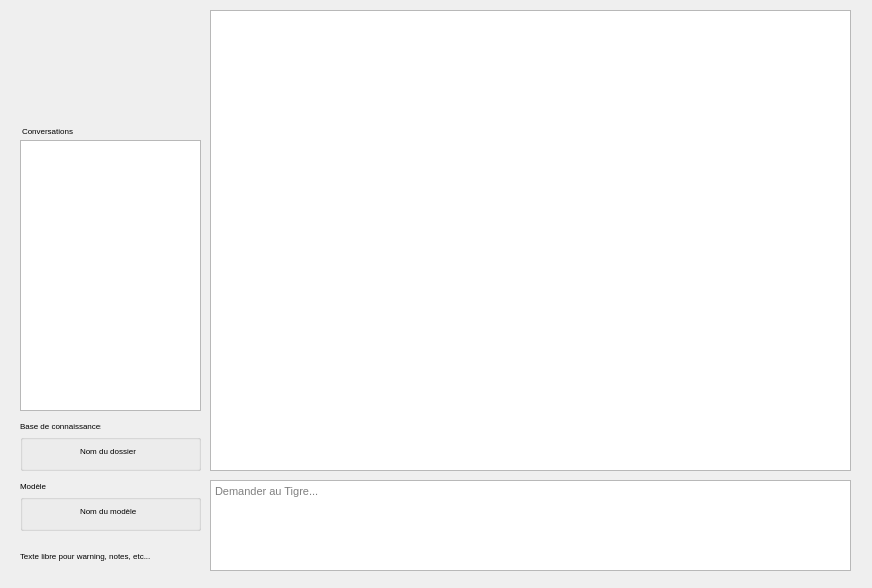
Above: orangecontrib/HLIT_dev/widgets/designer/ChatbotTigerODM.ui from TigerODM/TigerODM before the change. Below: the same form after it.
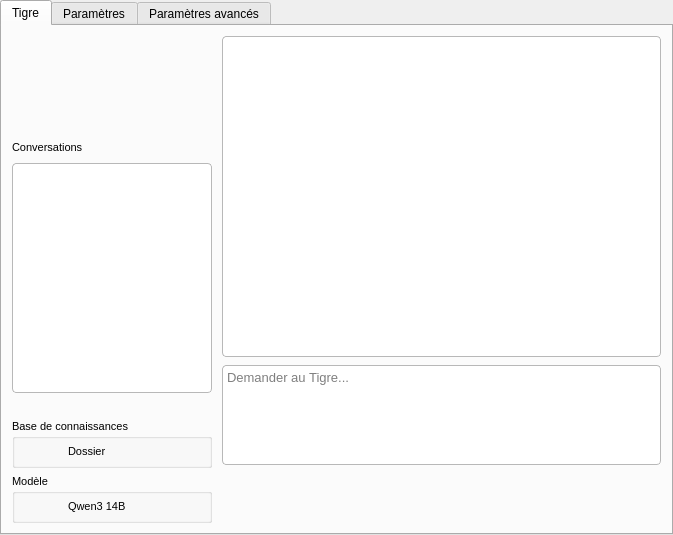
That is the form after the change. Icons and pictures are not drawn. Custom widgets are drawn as their Qt base class.

Patch:
```diff
--- a/orangecontrib/HLIT_dev/widgets/designer/ChatbotTigerODM.ui
+++ b/orangecontrib/HLIT_dev/widgets/designer/ChatbotTigerODM.ui
@@ -6,8 +6,8 @@
    <rect>
     <x>0</x>
     <y>0</y>
-    <width>872</width>
-    <height>588</height>
+    <width>673</width>
+    <height>535</height>
    </rect>
   </property>
   <property name="windowTitle">
@@ -22,180 +22,95 @@
     padding: 4px;
 }</string>
   </property>
-  <widget class="QTextEdit" name="textEdit_request">
-   <property name="geometry">
-    <rect>
-     <x>210</x>
-     <y>480</y>
-     <width>641</width>
-     <height>91</height>
-    </rect>
+  <layout class="QVBoxLayout" name="verticalLayout_Form">
+   <property name="spacing">
+    <number>0</number>
    </property>
-   <property name="font">
-    <font>
-     <family>Arial</family>
-     <pointsize>8</pointsize>
-    </font>
+   <property name="leftMargin">
+    <number>0</number>
    </property>
-   <property name="placeholderText">
-    <string>Demander au Tigre...</string>
+   <property name="topMargin">
+    <number>0</number>
    </property>
-  </widget>
-  <widget class="QPushButton" name="btn_send">
-   <property name="geometry">
-    <rect>
-     <x>810</x>
-     <y>540</y>
-     <width>41</width>
-     <height>31</height>
-    </rect>
+   <property name="rightMargin">
+    <number>0</number>
    </property>
-   <property name="font">
-    <font>
-     <family>Arial</family>
-     <pointsize>10</pointsize>
-    </font>
+   <property name="bottomMargin">
+    <number>0</number>
    </property>
-   <property name="styleSheet">
-    <string notr="true">border: none; background: transparent;</string>
-   </property>
-   <property name="text">
-    <string/>
-   </property>
-   <property name="icon">
-    <iconset>
-     <normaloff>Images/paperplane.png</normaloff>Images/paperplane.png</iconset>
-   </property>
-   <property name="iconSize">
+   <item>
+    <widget class="QTabWidget" name="tabWidget">
+     <property name="minimumSize">
     <size>
-     <width>30</width>
-     <height>30</height>
-    </size>
-   </property>
-   <property name="shortcut">
-    <string>Return</string>
-   </property>
-  </widget>
-  <widget class="QListWidget" name="list_conversations">
-   <property name="geometry">
-    <rect>
-     <x>20</x>
-     <y>140</y>
-     <width>181</width>
-     <height>271</height>
-    </rect>
-   </property>
-  </widget>
-  <widget class="QPushButton" name="btn_newConv">
-   <property name="geometry">
-    <rect>
-     <x>170</x>
-     <y>117</y>
-     <width>31</width>
-     <height>21</height>
-    </rect>
-   </property>
-   <property name="font">
-    <font>
-     <family>Arial</family>
-     <pointsize>10</pointsize>
-    </font>
-   </property>
+       <width>600</width>
+       <height>400</height>
+      </size>
+     </property>
    <property name="styleSheet">
-    <string notr="true">background: transparent;</string>
-   </property>
-   <property name="text">
-    <string/>
-   </property>
-   <property name="icon">
-    <iconset>
-     <normaloff>Images/new.png</normaloff>Images/new.png</iconset>
-   </property>
-   <property name="iconSize">
-    <size>
-     <width>16</width>
-     <height>16</height>
-    </size>
-   </property>
-  </widget>
-  <widget class="QPushButton" name="btn_delConv">
-   <property name="geometry">
-    <rect>
-     <x>140</x>
-     <y>117</y>
-     <width>31</width>
-     <height>21</height>
-    </rect>
-   </property>
-   <property name="font">
-    <font>
-     <family>Arial</family>
-     <pointsize>10</pointsize>
-    </font>
-   </property>
-   <property name="styleSheet">
-    <string notr="true">background: transparent;</string>
-   </property>
-   <property name="text">
-    <string/>
-   </property>
-   <property name="icon">
-    <iconset>
-     <normaloff>Images/delete.png</normaloff>Images/delete.png</iconset>
-   </property>
-   <property name="iconSize">
-    <size>
-     <width>16</width>
-     <height>16</height>
-    </size>
-   </property>
-  </widget>
-  <widget class="QLabel" name="label_conversation">
-   <property name="geometry">
-    <rect>
-     <x>22</x>
-     <y>120</y>
-     <width>121</width>
-     <height>21</height>
-    </rect>
-   </property>
-   <property name="font">
-    <font>
-     <family>Arial</family>
-     <pointsize>6</pointsize>
-    </font>
-   </property>
-   <property name="text">
-    <string>Conversations</string>
-   </property>
-  </widget>
-  <widget class="QLabel" name="label_freeText">
-   <property name="geometry">
-    <rect>
-     <x>20</x>
-     <y>540</y>
-     <width>131</width>
-     <height>31</height>
-    </rect>
-   </property>
-   <property name="font">
-    <font>
-     <family>Arial</family>
-     <pointsize>6</pointsize>
-    </font>
-   </property>
-   <property name="text">
-    <string>Texte libre pour warning, notes, etc...</string>
-   </property>
-  </widget>
+      <string notr="true">background: none</string>
+     </property>
+     <property name="currentIndex">
+      <number>0</number>
+     </property>
+     <widget class="QWidget" name="tab">
+      <attribute name="title">
+       <string>Tigre</string>
+      </attribute>
+      <layout class="QHBoxLayout" name="horizontalLayout_tab1">
+       <property name="spacing">
+        <number>10</number>
+       </property>
+       <property name="leftMargin">
+        <number>10</number>
+       </property>
+       <property name="topMargin">
+        <number>10</number>
+       </property>
+       <property name="rightMargin">
+        <number>10</number>
+       </property>
+       <property name="bottomMargin">
+        <number>10</number>
+       </property>
+       <item>
+        <layout class="QVBoxLayout" name="verticalLayout_sidebar" stretch="0,0,0,0,0,0">
+         <property name="spacing">
+          <number>6</number>
+         </property>
+         <property name="sizeConstraint">
+          <enum>QLayout::SetFixedSize</enum>
+         </property>
+         <property name="leftMargin">
+          <number>0</number>
+         </property>
+         <property name="topMargin">
+          <number>0</number>
+         </property>
+         <property name="rightMargin">
+          <number>0</number>
+         </property>
+         <property name="bottomMargin">
+          <number>0</number>
+         </property>
+         <item alignment="Qt::AlignHCenter">
   <widget class="QLabel" name="label_tigerODM">
-   <property name="geometry">
-    <rect>
-     <x>60</x>
-     <y>20</y>
-     <width>91</width>
-     <height>91</height>
-    </rect>
+           <property name="sizePolicy">
+            <sizepolicy hsizetype="Minimum" vsizetype="Minimum">
+             <horstretch>0</horstretch>
+             <verstretch>0</verstretch>
+            </sizepolicy>
+           </property>
+           <property name="minimumSize">
+            <size>
+             <width>0</width>
+             <height>95</height>
+            </size>
+           </property>
+           <property name="maximumSize">
+            <size>
+             <width>100</width>
+             <height>100</height>
+            </size>
    </property>
    <property name="text">
     <string/>
@@ -206,34 +121,86 @@
    <property name="scaledContents">
     <bool>true</bool>
    </property>
-  </widget>
-  <widget class="QGroupBox" name="groupBox_3">
-   <property name="geometry">
-    <rect>
-     <x>20</x>
-     <y>480</y>
-     <width>181</width>
-     <height>51</height>
-    </rect>
-   </property>
+           <property name="alignment">
+            <set>Qt::AlignCenter</set>
+           </property>
+           <property name="wordWrap">
+            <bool>false</bool>
+           </property>
+           <property name="margin">
+            <number>0</number>
+           </property>
+           <property name="indent">
+            <number>0</number>
+           </property>
+          </widget>
+         </item>
+         <item>
+          <layout class="QHBoxLayout" name="horizontalLayout_convHeader">
+           <property name="spacing">
+            <number>6</number>
+           </property>
+           <property name="leftMargin">
+            <number>0</number>
+           </property>
+           <property name="topMargin">
+            <number>0</number>
+           </property>
+           <property name="rightMargin">
+            <number>0</number>
+           </property>
+           <property name="bottomMargin">
+            <number>0</number>
+           </property>
+           <item>
+            <widget class="QLabel" name="label_conversation">
+             <property name="sizePolicy">
+              <sizepolicy hsizetype="Fixed" vsizetype="Fixed">
+               <horstretch>0</horstretch>
+               <verstretch>0</verstretch>
+              </sizepolicy>
+             </property>
+             <property name="maximumSize">
+              <size>
+               <width>130</width>
+               <height>20</height>
+              </size>
+             </property>
    <property name="font">
     <font>
      <family>Arial</family>
-     <pointsize>6</pointsize>
-    </font>
-   </property>
-   <property name="title">
-    <string>Modèle</string>
-   </property>
-   <widget class="QPushButton" name="btn_model">
-    <property name="geometry">
-     <rect>
-      <x>10</x>
-      <y>20</y>
-      <width>31</width>
-      <height>21</height>
-     </rect>
-    </property>
+               <pointsize>8</pointsize>
+              </font>
+             </property>
+             <property name="text">
+              <string>Conversations</string>
+             </property>
+            </widget>
+           </item>
+           <item>
+            <spacer name="horizontalSpacer_convHeader">
+             <property name="orientation">
+              <enum>Qt::Horizontal</enum>
+             </property>
+             <property name="sizeType">
+              <enum>QSizePolicy::Fixed</enum>
+             </property>
+             <property name="sizeHint" stdset="0">
+              <size>
+               <width>40</width>
+               <height>20</height>
+              </size>
+             </property>
+            </spacer>
+           </item>
+           <item>
+            <widget class="QPushButton" name="btn_delConv">
+             <property name="maximumSize">
+              <size>
+               <width>20</width>
+               <height>20</height>
+              </size>
+             </property>
     <property name="font">
      <font>
       <family>Arial</family>
@@ -252,57 +219,126 @@
     </property>
     <property name="iconSize">
      <size>
+               <width>16</width>
+               <height>16</height>
+              </size>
+             </property>
+            </widget>
+           </item>
+           <item>
+            <widget class="QPushButton" name="btn_newConv">
+             <property name="maximumSize">
+              <size>
       <width>20</width>
       <height>20</height>
      </size>
     </property>
-   </widget>
-   <widget class="QLabel" name="label_model">
-    <property name="geometry">
-     <rect>
-      <x>60</x>
-      <y>20</y>
-      <width>101</width>
-      <height>21</height>
-     </rect>
-    </property>
     <property name="font">
      <font>
       <family>Arial</family>
-      <pointsize>6</pointsize>
-     </font>
-    </property>
+               <pointsize>10</pointsize>
+              </font>
+             </property>
+             <property name="styleSheet">
+              <string notr="true">background: transparent;</string>
+             </property>
     <property name="text">
-     <string>Nom du modèle</string>
-    </property>
-   </widget>
-  </widget>
+              <string/>
+             </property>
+             <property name="icon">
+              <iconset>
+               <normaloff>Images/new.png</normaloff>Images/new.png</iconset>
+             </property>
+             <property name="iconSize">
+              <size>
+               <width>16</width>
+               <height>16</height>
+              </size>
+             </property>
+            </widget>
+           </item>
+          </layout>
+         </item>
+         <item>
+          <widget class="QListWidget" name="list_conversations">
+           <property name="sizePolicy">
+            <sizepolicy hsizetype="Preferred" vsizetype="Expanding">
+             <horstretch>0</horstretch>
+             <verstretch>1</verstretch>
+            </sizepolicy>
+           </property>
+           <property name="maximumSize">
+            <size>
+             <width>200</width>
+             <height>16777215</height>
+            </size>
+           </property>
+           <property name="font">
+            <font>
+             <pointsize>8</pointsize>
+            </font>
+           </property>
+           <property name="styleSheet">
+            <string notr="true">background-color: palette(Base);
+color: palette(Text);
+border: 1px solid palette(Mid);
+border-radius: 4px;</string>
+           </property>
+          </widget>
+         </item>
+         <item>
+          <spacer name="verticalSpacer_sidebar">
+           <property name="orientation">
+            <enum>Qt::Vertical</enum>
+           </property>
+           <property name="sizeHint" stdset="0">
+            <size>
+             <width>20</width>
+             <height>20</height>
+            </size>
+           </property>
+          </spacer>
+         </item>
+         <item>
   <widget class="QGroupBox" name="groupBox_2">
-   <property name="geometry">
-    <rect>
-     <x>20</x>
-     <y>420</y>
-     <width>181</width>
-     <height>51</height>
-    </rect>
+           <property name="maximumSize">
+            <size>
+             <width>200</width>
+             <height>16777215</height>
+            </size>
    </property>
    <property name="font">
     <font>
      <family>Arial</family>
-     <pointsize>6</pointsize>
+             <pointsize>8</pointsize>
     </font>
    </property>
    <property name="title">
     <string>Base de connaissances</string>
    </property>
+           <layout class="QHBoxLayout" name="horizontalLayout_groupBox2">
+            <property name="spacing">
+             <number>8</number>
+            </property>
+            <property name="leftMargin">
+             <number>10</number>
+            </property>
+            <property name="topMargin">
+             <number>6</number>
+            </property>
+            <property name="rightMargin">
+             <number>10</number>
+            </property>
+            <property name="bottomMargin">
+             <number>6</number>
+            </property>
+            <item>
    <widget class="QPushButton" name="btn_folder">
-    <property name="geometry">
-     <rect>
-      <x>10</x>
-      <y>20</y>
-      <width>31</width>
-      <height>21</height>
-     </rect>
+              <property name="maximumSize">
+               <size>
+                <width>35</width>
+                <height>16777215</height>
+               </size>
     </property>
     <property name="font">
      <font>
@@ -327,35 +363,240 @@
      </size>
     </property>
    </widget>
+            </item>
+            <item>
    <widget class="QLabel" name="label_folder">
-    <property name="geometry">
-     <rect>
-      <x>60</x>
-      <y>20</y>
-      <width>101</width>
-      <height>21</height>
-     </rect>
+              <property name="maximumSize">
+               <size>
+                <width>120</width>
+                <height>20</height>
+               </size>
     </property>
     <property name="font">
      <font>
       <family>Arial</family>
-      <pointsize>6</pointsize>
+                <pointsize>8</pointsize>
      </font>
     </property>
     <property name="text">
-     <string>Nom du dossier</string>
-    </property>
-   </widget>
-  </widget>
-  <widget class="QPushButton" name="btn_newConv_2">
+               <string>Dossier</string>
+              </property>
+             </widget>
+            </item>
+            <item>
+             <spacer name="horizontalSpacer_groupBox2">
+              <property name="orientation">
+               <enum>Qt::Horizontal</enum>
+              </property>
+              <property name="sizeType">
+               <enum>QSizePolicy::Fixed</enum>
+              </property>
+              <property name="sizeHint" stdset="0">
+               <size>
+                <width>10</width>
+                <height>10</height>
+               </size>
+              </property>
+             </spacer>
+            </item>
+           </layout>
+          </widget>
+         </item>
+         <item>
+          <widget class="QGroupBox" name="groupBox_3">
+           <property name="maximumSize">
+            <size>
+             <width>200</width>
+             <height>16777215</height>
+            </size>
+           </property>
+           <property name="font">
+            <font>
+             <family>Arial</family>
+             <pointsize>8</pointsize>
+            </font>
+           </property>
+           <property name="title">
+            <string>Modèle</string>
+           </property>
+           <layout class="QHBoxLayout" name="horizontalLayout_groupBox3">
+            <property name="spacing">
+             <number>8</number>
+            </property>
+            <property name="leftMargin">
+             <number>10</number>
+            </property>
+            <property name="topMargin">
+             <number>6</number>
+            </property>
+            <property name="rightMargin">
+             <number>10</number>
+            </property>
+            <property name="bottomMargin">
+             <number>6</number>
+            </property>
+            <item>
+             <widget class="QPushButton" name="btn_model">
+              <property name="maximumSize">
+               <size>
+                <width>35</width>
+                <height>16777215</height>
+               </size>
+              </property>
+              <property name="font">
+               <font>
+                <family>Arial</family>
+                <pointsize>10</pointsize>
+               </font>
+              </property>
+              <property name="styleSheet">
+               <string notr="true">background: transparent;</string>
+              </property>
+              <property name="text">
+               <string/>
+              </property>
+              <property name="icon">
+               <iconset>
+                <normaloff>Images/model.png</normaloff>Images/model.png</iconset>
+              </property>
+              <property name="iconSize">
+               <size>
+                <width>20</width>
+                <height>20</height>
+               </size>
+              </property>
+             </widget>
+            </item>
+            <item>
+             <widget class="QLabel" name="label_model">
+              <property name="maximumSize">
+               <size>
+                <width>120</width>
+                <height>20</height>
+               </size>
+              </property>
+              <property name="font">
+               <font>
+                <family>Arial</family>
+                <pointsize>8</pointsize>
+               </font>
+              </property>
+              <property name="text">
+               <string>Qwen3 14B</string>
+              </property>
+             </widget>
+            </item>
+            <item>
+             <spacer name="horizontalSpacer_groupBox3">
+              <property name="orientation">
+               <enum>Qt::Horizontal</enum>
+              </property>
+              <property name="sizeType">
+               <enum>QSizePolicy::Fixed</enum>
+              </property>
+              <property name="sizeHint" stdset="0">
+               <size>
+                <width>10</width>
+                <height>10</height>
+               </size>
+              </property>
+             </spacer>
+            </item>
+           </layout>
+          </widget>
+         </item>
+        </layout>
+       </item>
+       <item>
+        <layout class="QVBoxLayout" name="verticalLayout_main">
+         <property name="spacing">
+          <number>8</number>
+         </property>
+         <property name="leftMargin">
+          <number>0</number>
+         </property>
+         <property name="topMargin">
+          <number>0</number>
+         </property>
+         <property name="rightMargin">
+          <number>0</number>
+         </property>
+         <property name="bottomMargin">
+          <number>0</number>
+         </property>
+         <item>
+          <widget class="QScrollArea" name="scrollArea_display">
+           <property name="sizePolicy">
+            <sizepolicy hsizetype="Expanding" vsizetype="Expanding">
+             <horstretch>1</horstretch>
+             <verstretch>1</verstretch>
+            </sizepolicy>
+           </property>
+           <property name="styleSheet">
+            <string notr="true">background-color: palette(Base);
+color: palette(Text);
+border-radius: 4px;
+border: 1px solid palette(Mid);
+</string>
+           </property>
+           <property name="widgetResizable">
+            <bool>true</bool>
+           </property>
+           <widget class="QWidget" name="scrollAreaWidgetContents">
    <property name="geometry">
     <rect>
-     <x>210</x>
-     <y>550</y>
-     <width>31</width>
-     <height>21</height>
-    </rect>
-   </property>
+              <x>0</x>
+              <y>0</y>
+              <width>431</width>
+              <height>316</height>
+             </rect>
+            </property>
+            <property name="styleSheet">
+             <string notr="true">margin-left: 8px;
+margin-right: 8px;
+border: none;</string>
+            </property>
+           </widget>
+          </widget>
+         </item>
+         <item>
+          <widget class="DropTextEdit" name="textEdit_request">
+           <property name="minimumSize">
+            <size>
+             <width>0</width>
+             <height>100</height>
+            </size>
+           </property>
+           <property name="maximumSize">
+            <size>
+             <width>16777215</width>
+             <height>100</height>
+            </size>
+           </property>
+           <property name="font">
+            <font>
+             <family>Arial</family>
+             <pointsize>10</pointsize>
+            </font>
+           </property>
+           <property name="styleSheet">
+            <string notr="true">background-color: palette(Base);
+color: palette(Text);
+border: 1px solid palette(Mid);
+border-radius: 4px;</string>
+           </property>
+           <property name="placeholderText">
+            <string>Demander au Tigre...</string>
+           </property>
+          </widget>
+         </item>
+         <item>
+          <layout class="QHBoxLayout" name="horizontalLayout">
+           <property name="topMargin">
+            <number>0</number>
+           </property>
+           <item>
+            <widget class="QPushButton" name="btn_attachment">
    <property name="font">
     <font>
      <family>Arial</family>
@@ -374,22 +615,505 @@
    </property>
    <property name="iconSize">
     <size>
-     <width>16</width>
-     <height>16</height>
+               <width>20</width>
+               <height>20</height>
     </size>
    </property>
   </widget>
-  <widget class="QTextEdit" name="textEdit_chat">
+           </item>
+           <item>
+            <widget class="QLabel" name="label_attachment">
+             <property name="text">
+              <string/>
+             </property>
+            </widget>
+           </item>
+           <item>
+            <spacer name="spacer">
+             <property name="orientation">
+              <enum>Qt::Horizontal</enum>
+             </property>
+             <property name="sizeType">
+              <enum>QSizePolicy::Expanding</enum>
+             </property>
+             <property name="sizeHint" stdset="0">
+              <size>
+               <width>40</width>
+               <height>20</height>
+              </size>
+             </property>
+            </spacer>
+           </item>
+           <item>
+            <widget class="QPushButton" name="btn_send">
+             <property name="sizePolicy">
+              <sizepolicy hsizetype="Minimum" vsizetype="Fixed">
+               <horstretch>0</horstretch>
+               <verstretch>0</verstretch>
+              </sizepolicy>
+             </property>
+             <property name="font">
+              <font>
+               <family>Arial</family>
+               <pointsize>10</pointsize>
+              </font>
+             </property>
+             <property name="styleSheet">
+              <string notr="true">border: none; background: transparent;</string>
+             </property>
+             <property name="text">
+              <string/>
+             </property>
+             <property name="icon">
+              <iconset>
+               <normaloff>Images/paperplane.png</normaloff>Images/paperplane.png</iconset>
+             </property>
+             <property name="iconSize">
+              <size>
+               <width>30</width>
+               <height>30</height>
+              </size>
+             </property>
+             <property name="shortcut">
+              <string>Return</string>
+             </property>
+            </widget>
+           </item>
+          </layout>
+         </item>
+         <item>
+          <widget class="QLabel" name="label_freeText">
+           <property name="font">
+            <font>
+             <family>Arial</family>
+             <pointsize>14</pointsize>
+            </font>
+           </property>
+           <property name="styleSheet">
+            <string notr="true">color: red
+</string>
+           </property>
+           <property name="text">
+            <string/>
+           </property>
+          </widget>
+         </item>
+        </layout>
+       </item>
+      </layout>
+     </widget>
+     <widget class="QWidget" name="tab_3">
+      <attribute name="title">
+       <string>Paramètres</string>
+      </attribute>
+      <widget class="QGroupBox" name="groupBox_8">
    <property name="geometry">
     <rect>
-     <x>210</x>
+         <x>10</x>
      <y>10</y>
-     <width>641</width>
-     <height>461</height>
-    </rect>
-   </property>
-  </widget>
- </widget>
+         <width>647</width>
+         <height>51</height>
+        </rect>
+       </property>
+       <property name="title">
+        <string>Affichage</string>
+       </property>
+       <layout class="QVBoxLayout" name="verticalLayout_groupBox7_2">
+        <property name="spacing">
+         <number>10</number>
+        </property>
+        <property name="leftMargin">
+         <number>10</number>
+        </property>
+        <property name="topMargin">
+         <number>10</number>
+        </property>
+        <property name="rightMargin">
+         <number>10</number>
+        </property>
+        <property name="bottomMargin">
+         <number>10</number>
+        </property>
+        <item>
+         <widget class="QCheckBox" name="checkbox_fontsize">
+          <property name="text">
+           <string>Grande taille de police</string>
+          </property>
+         </widget>
+        </item>
+       </layout>
+      </widget>
+      <widget class="QGroupBox" name="groupBox_10">
+       <property name="enabled">
+        <bool>true</bool>
+       </property>
+       <property name="geometry">
+        <rect>
+         <x>10</x>
+         <y>80</y>
+         <width>647</width>
+         <height>71</height>
+        </rect>
+       </property>
+       <property name="title">
+        <string>Mode</string>
+       </property>
+       <layout class="QVBoxLayout" name="verticalLayout_groupBox7_3">
+        <property name="spacing">
+         <number>10</number>
+        </property>
+        <property name="leftMargin">
+         <number>10</number>
+        </property>
+        <property name="topMargin">
+         <number>10</number>
+        </property>
+        <property name="rightMargin">
+         <number>10</number>
+        </property>
+        <property name="bottomMargin">
+         <number>10</number>
+        </property>
+        <item>
+         <layout class="QHBoxLayout" name="horizontalLayout_2">
+          <item>
+           <widget class="QComboBox" name="combobox_model_mode">
+            <property name="enabled">
+             <bool>true</bool>
+            </property>
+            <property name="minimumSize">
+             <size>
+              <width>200</width>
+              <height>0</height>
+             </size>
+            </property>
+            <item>
+             <property name="text">
+              <string>Auto</string>
+             </property>
+            </item>
+            <item>
+             <property name="text">
+              <string>Mode léger (sans GPU/petit GPU) </string>
+             </property>
+            </item>
+            <item>
+             <property name="text">
+              <string>Mode intensif</string>
+             </property>
+            </item>
+           </widget>
+          </item>
+          <item>
+           <spacer name="horizontalSpacer">
+            <property name="orientation">
+             <enum>Qt::Horizontal</enum>
+            </property>
+            <property name="sizeHint" stdset="0">
+             <size>
+              <width>40</width>
+              <height>20</height>
+             </size>
+            </property>
+           </spacer>
+          </item>
+         </layout>
+        </item>
+       </layout>
+      </widget>
+     </widget>
+     <widget class="QWidget" name="tab_2">
+      <property name="enabled">
+       <bool>true</bool>
+      </property>
+      <attribute name="title">
+       <string>Paramètres avancés</string>
+      </attribute>
+      <layout class="QHBoxLayout" name="horizontalLayout_tab2">
+       <property name="spacing">
+        <number>16</number>
+       </property>
+       <property name="leftMargin">
+        <number>10</number>
+       </property>
+       <property name="topMargin">
+        <number>10</number>
+       </property>
+       <property name="rightMargin">
+        <number>10</number>
+       </property>
+       <property name="bottomMargin">
+        <number>10</number>
+       </property>
+       <item>
+        <widget class="QGroupBox" name="groupBox_7">
+         <property name="title">
+          <string>Connexions à TigerODM</string>
+         </property>
+         <layout class="QVBoxLayout" name="verticalLayout_groupBox7">
+          <property name="spacing">
+           <number>10</number>
+          </property>
+          <property name="leftMargin">
+           <number>10</number>
+          </property>
+          <property name="topMargin">
+           <number>10</number>
+          </property>
+          <property name="rightMargin">
+           <number>10</number>
+          </property>
+          <property name="bottomMargin">
+           <number>10</number>
+          </property>
+          <item>
+           <widget class="QGroupBox" name="groupBox">
+            <property name="styleSheet">
+             <string notr="true"/>
+            </property>
+            <property name="title">
+             <string>Sélection de dossier</string>
+            </property>
+            <layout class="QFormLayout" name="formLayout_folder">
+             <property name="horizontalSpacing">
+              <number>6</number>
+             </property>
+             <property name="verticalSpacing">
+              <number>6</number>
+             </property>
+             <item row="0" column="0">
+              <widget class="QLabel" name="label">
+               <property name="font">
+                <font>
+                 <family>Arial</family>
+                 <pointsize>8</pointsize>
+                </font>
+               </property>
+               <property name="text">
+                <string>Workflow ID</string>
+               </property>
+              </widget>
+             </item>
+             <item row="0" column="1">
+              <widget class="QLineEdit" name="lineEdit_folderID">
+               <property name="text">
+                <string>Folder</string>
+               </property>
+              </widget>
+             </item>
+             <item row="1" column="0">
+              <widget class="QLabel" name="label_2">
+               <property name="font">
+                <font>
+                 <family>Arial</family>
+                 <pointsize>8</pointsize>
+                </font>
+               </property>
+               <property name="text">
+                <string>Input ID</string>
+               </property>
+              </widget>
+             </item>
+             <item row="1" column="1">
+              <widget class="QLineEdit" name="lineEdit_folderNum">
+               <property name="text">
+                <string>input_0</string>
+               </property>
+              </widget>
+             </item>
+            </layout>
+           </widget>
+          </item>
+          <item>
+           <widget class="QGroupBox" name="groupBox_5">
+            <property name="styleSheet">
+             <string notr="true"/>
+            </property>
+            <property name="title">
+             <string>Chargement de conversations</string>
+            </property>
+            <layout class="QFormLayout" name="formLayout_conv">
+             <property name="horizontalSpacing">
+              <number>6</number>
+             </property>
+             <property name="verticalSpacing">
+              <number>6</number>
+             </property>
+             <item row="0" column="0">
+              <widget class="QLabel" name="label_9">
+               <property name="font">
+                <font>
+                 <family>Arial</family>
+                 <pointsize>8</pointsize>
+                </font>
+               </property>
+               <property name="text">
+                <string>Workflow ID</string>
+               </property>
+              </widget>
+             </item>
+             <item row="0" column="1">
+              <widget class="QLineEdit" name="lineEdit_convID">
+               <property name="text">
+                <string>Conversations</string>
+               </property>
+              </widget>
+             </item>
+             <item row="1" column="0">
+              <widget class="QLabel" name="label_10">
+               <property name="font">
+                <font>
+                 <family>Arial</family>
+                 <pointsize>8</pointsize>
+                </font>
+               </property>
+               <property name="text">
+                <string>Input ID</string>
+               </property>
+              </widget>
+             </item>
+             <item row="1" column="1">
+              <widget class="QLineEdit" name="lineEdit_convNum">
+               <property name="text">
+                <string>input_0</string>
+               </property>
+              </widget>
+             </item>
+            </layout>
+           </widget>
+          </item>
+          <item>
+           <widget class="QGroupBox" name="groupBox_4">
+            <property name="styleSheet">
+             <string notr="true"/>
+            </property>
+            <property name="title">
+             <string>Requête - RAG</string>
+            </property>
+            <layout class="QFormLayout" name="formLayout_rag">
+             <property name="horizontalSpacing">
+              <number>6</number>
+             </property>
+             <property name="verticalSpacing">
+              <number>6</number>
+             </property>
+             <item row="0" column="0">
+              <widget class="QLabel" name="label_5">
+               <property name="font">
+                <font>
+                 <family>Arial</family>
+                 <pointsize>8</pointsize>
+                </font>
+               </property>
+               <property name="text">
+                <string>Workflow ID</string>
+               </property>
+              </widget>
+             </item>
+             <item row="0" column="1">
+              <widget class="QLineEdit" name="lineEdit_ragID">
+               <property name="text">
+                <string>Request_RAG</string>
+               </property>
+              </widget>
+             </item>
+             <item row="1" column="0">
+              <widget class="QLabel" name="label_6">
+               <property name="font">
+                <font>
+                 <family>Arial</family>
+                 <pointsize>8</pointsize>
+                </font>
+               </property>
+               <property name="text">
+                <string>Input ID</string>
+               </property>
+              </widget>
+             </item>
+             <item row="1" column="1">
+              <widget class="QLineEdit" name="lineEdit_ragNum">
+               <property name="text">
+                <string>input_0</string>
+               </property>
+              </widget>
+             </item>
+            </layout>
+           </widget>
+          </item>
+          <item>
+           <widget class="QGroupBox" name="groupBox_6">
+            <property name="styleSheet">
+             <string notr="true"/>
+            </property>
+            <property name="title">
+             <string>Requête - Générique</string>
+            </property>
+            <layout class="QFormLayout" name="formLayout_generic">
+             <property name="horizontalSpacing">
+              <number>6</number>
+             </property>
+             <property name="verticalSpacing">
+              <number>6</number>
+             </property>
+             <item row="0" column="0">
+              <widget class="QLabel" name="label_13">
+               <property name="font">
+                <font>
+                 <family>Arial</family>
+                 <pointsize>8</pointsize>
+                </font>
+               </property>
+               <property name="text">
+                <string>Workflow ID</string>
+               </property>
+              </widget>
+             </item>
+             <item row="0" column="1">
+              <widget class="QLineEdit" name="lineEdit_genericID">
+               <property name="text">
+                <string>Request_Generic</string>
+               </property>
+              </widget>
+             </item>
+             <item row="1" column="0">
+              <widget class="QLabel" name="label_14">
+               <property name="font">
+                <font>
+                 <family>Arial</family>
+                 <pointsize>8</pointsize>
+                </font>
+               </property>
+               <property name="text">
+                <string>Input ID</string>
+               </property>
+              </widget>
+             </item>
+             <item row="1" column="1">
+              <widget class="QLineEdit" name="lineEdit_genericNum">
+               <property name="text">
+                <string>input_0</string>
+               </property>
+              </widget>
+             </item>
+            </layout>
+           </widget>
+          </item>
+         </layout>
+        </widget>
+       </item>
+      </layout>
+     </widget>
+    </widget>
+   </item>
+  </layout>
+ </widget>
+ <customwidgets>
+  <customwidget>
+   <class>DropTextEdit</class>
+   <extends>QTextEdit</extends>
+   <header>orangecontrib.HLIT_dev.utils.drag_drop_textEdit</header>
+  </customwidget>
+ </customwidgets>
  <resources/>
  <connections/>
 </ui>
```
Left out of the diff: 6 changed lines with no effect on the pictures. Lines whose indentation alone changed are shown as unchanged.
